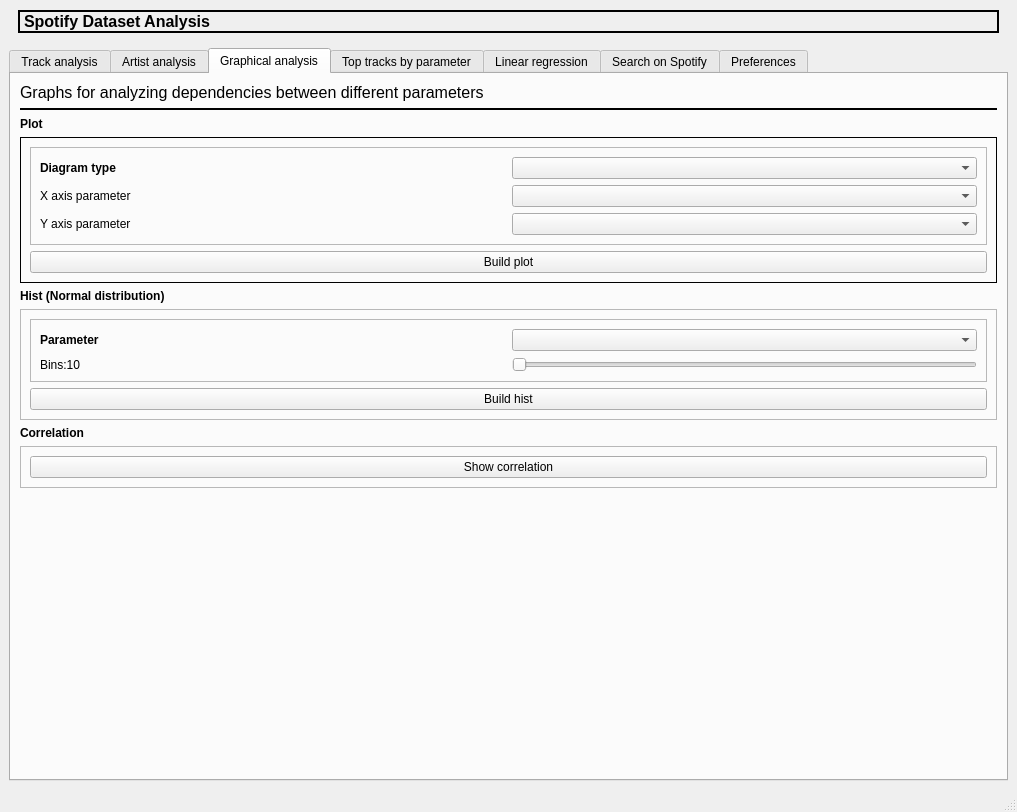
Before: the Qt Designer form graphics/main.ui in moonless-linew/edu-hse-spotify-analyser, drawn with Qt 5.
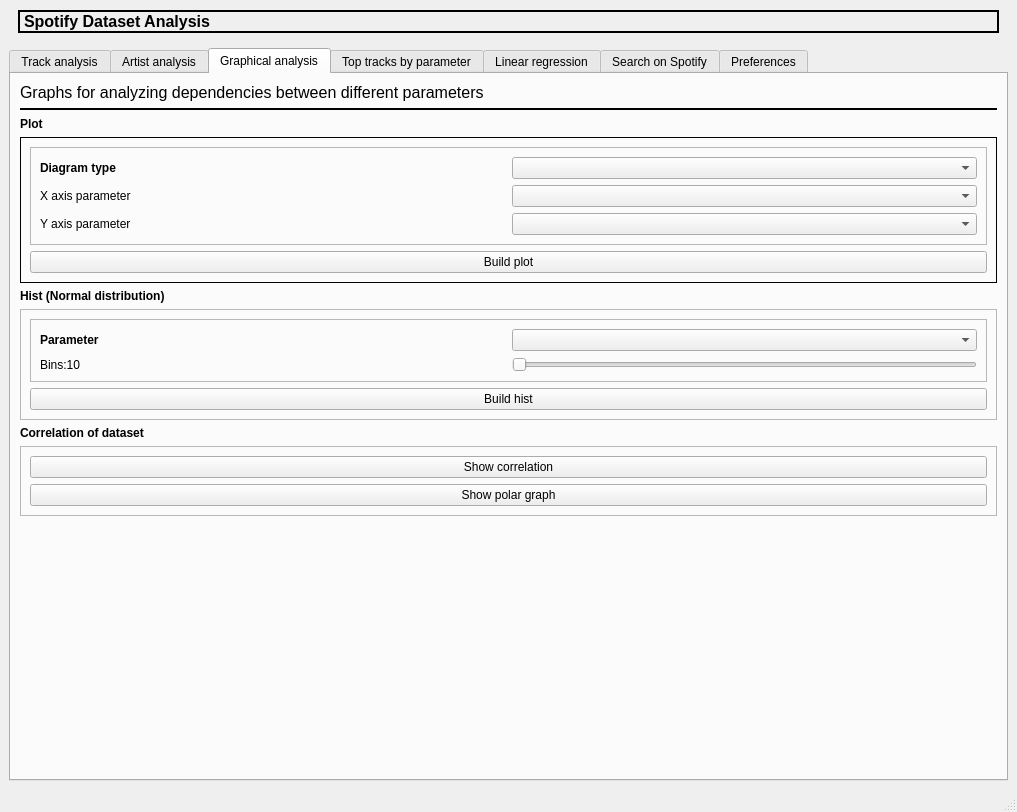
After: the same form once the commit is applied. Icons and pictures are not drawn.

Patch:
```diff
--- a/graphics/main.ui
+++ b/graphics/main.ui
@@ -1208,7 +1208,7 @@
            </font>
           </property>
           <property name="text">
-           <string>Correlation</string>
+           <string>Correlation of dataset</string>
           </property>
          </widget>
         </item>
@@ -1234,6 +1234,13 @@
              </property>
             </widget>
            </item>
+           <item>
+            <widget class="QPushButton" name="polar_graph">
+             <property name="text">
+              <string>Show polar graph</string>
+             </property>
+            </widget>
+           </item>
           </layout>
          </widget>
         </item>
```
